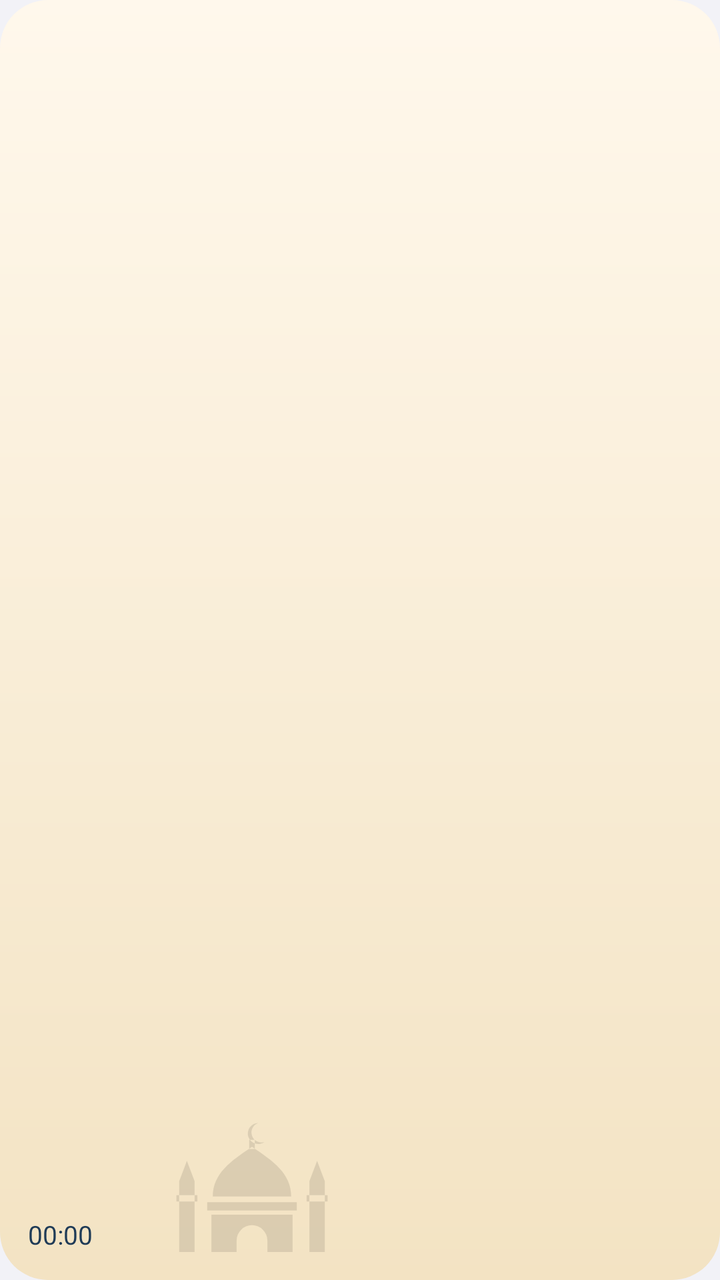
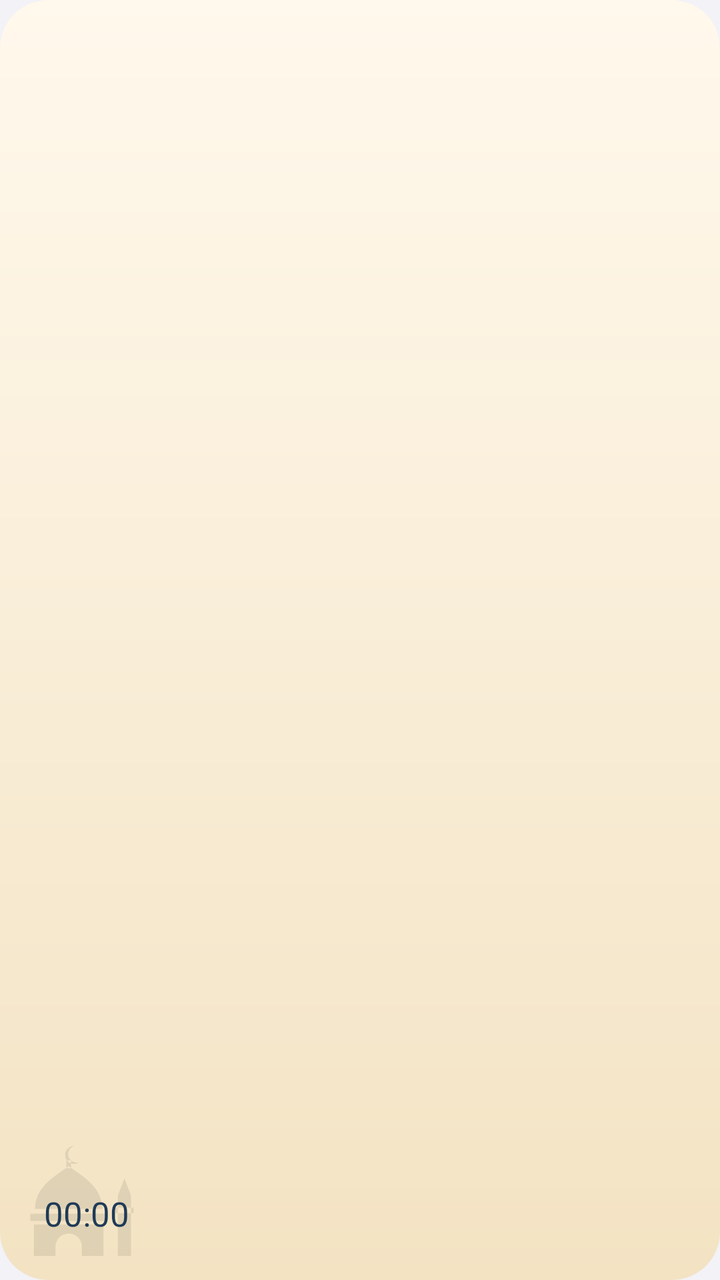

The first picture is an Android layout as it rendered before a commit; the second is the same layout after the commit. The layout source and the unified diff follow.
<!-- AndroidManifest.xml: application theme Theme.NearMosque -->
<!-- res/layout/widget_medium.xml -->
<?xml version="1.0" encoding="utf-8"?>
<RelativeLayout xmlns:android="http://schemas.android.com/apk/res/android"
    android:id="@+id/widget_root"
    android:layout_width="match_parent"
    android:layout_height="match_parent"
    android:background="@drawable/widget_bg_cream"
    android:padding="14dp">
    <ImageView
        android:id="@+id/widget_mark"
        android:layout_width="84dp"
        android:layout_height="84dp"
        android:layout_alignParentStart="true"
        android:layout_alignParentBottom="true"
        android:layout_marginStart="70dp"
        android:layout_marginBottom="-16dp"
        android:alpha="0.10"
        android:importantForAccessibility="no"
        android:src="@drawable/ic_tab_mosque" />
    <LinearLayout
        android:layout_width="match_parent"
        android:layout_height="match_parent"
        android:orientation="horizontal">
        <LinearLayout
            android:layout_width="0dp"
            android:layout_height="match_parent"
            android:layout_weight="1"
            android:orientation="vertical">
            <TextView android:id="@+id/widget_city" style="@style/NMWidgetText.City" />
            <FrameLayout android:layout_width="1dp" android:layout_height="0dp" android:layout_weight="1" />
            <TextView android:id="@+id/widget_name" style="@style/NMWidgetText.Name" />
            <TextView android:id="@+id/widget_time" style="@style/NMWidgetText.Time" />
            <Chronometer android:id="@+id/widget_countdown" style="@style/NMWidgetText.Countdown" />
        </LinearLayout>
        <LinearLayout
            android:layout_width="0dp"
            android:layout_height="match_parent"
            android:layout_marginStart="10dp"
            android:layout_weight="1"
            android:gravity="center_vertical"
            android:orientation="vertical">
        <LinearLayout android:id="@+id/row0" style="@style/NMWidgetRow">
            <TextView android:id="@+id/row0_name" style="@style/NMWidgetText.RowName" />
            <TextView android:id="@+id/row0_time" style="@style/NMWidgetText.RowTime" />
        </LinearLayout>
        <LinearLayout android:id="@+id/row1" style="@style/NMWidgetRow">
            <TextView android:id="@+id/row1_name" style="@style/NMWidgetText.RowName" />
            <TextView android:id="@+id/row1_time" style="@style/NMWidgetText.RowTime" />
        </LinearLayout>
        <LinearLayout android:id="@+id/row2" style="@style/NMWidgetRow">
            <TextView android:id="@+id/row2_name" style="@style/NMWidgetText.RowName" />
            <TextView android:id="@+id/row2_time" style="@style/NMWidgetText.RowTime" />
        </LinearLayout>
        <LinearLayout android:id="@+id/row3" style="@style/NMWidgetRow">
            <TextView android:id="@+id/row3_name" style="@style/NMWidgetText.RowName" />
            <TextView android:id="@+id/row3_time" style="@style/NMWidgetText.RowTime" />
        </LinearLayout>
        <LinearLayout android:id="@+id/row4" style="@style/NMWidgetRow">
            <TextView android:id="@+id/row4_name" style="@style/NMWidgetText.RowName" />
            <TextView android:id="@+id/row4_time" style="@style/NMWidgetText.RowTime" />
        </LinearLayout>
        </LinearLayout>
    </LinearLayout>
</RelativeLayout>
<!-- resources referenced by this layout -->
<resources>
  <!-- drawable ic_tab_mosque (drawable) -->
  <?xml version="1.0" encoding="utf-8"?>
  <vector xmlns:android="http://schemas.android.com/apk/res/android"
      android:width="24dp" android:height="24dp" android:viewportWidth="24" android:viewportHeight="24">
      <path android:fillColor="#FF000000" android:fillType="evenOdd" android:pathData="M12.9 1.1a1.5 1.5 0 1 0 0.9 2.7 1.2 1.2 0 1 1-0.9-2.7zM11.6 3.5h0.8v1.3h-0.8zM6.4 11.6c0-3.3 2.6-5.1 5.6-7.1 3 2 5.6 3.8 5.6 7.1zM5.6 12.4h12.8v1.2H5.6zM6.2 14.2h11.6v7.3h-3.6v-3.6a2.2 2.2 0 0 0-4.4 0v3.6H6.2zM1.6 21.5V9.4l1.1-2.9 1.1 2.9v12.1z M1.2 11.4h3v0.9h-3zM20.2 21.5V9.4l1.1-2.9 1.1 2.9v12.1z M19.8 11.4h3v0.9h-3z"/>
  </vector>
  <!-- drawable widget_bg_cream (drawable) -->
  <?xml version="1.0" encoding="utf-8"?>
  <shape xmlns:android="http://schemas.android.com/apk/res/android" android:shape="rectangle">
      <gradient android:angle="270" android:startColor="#FFFFF8EC" android:endColor="#FFF3E3C3" />
      <corners android:radius="24dp" />
  </shape>
  <style name="NMWidgetRow">
          <item name="android:layout_width">match_parent</item>
          <item name="android:layout_height">wrap_content</item>
          <item name="android:orientation">horizontal</item>
          <item name="android:paddingStart">6dp</item>
          <item name="android:paddingEnd">6dp</item>
          <item name="android:paddingTop">2dp</item>
          <item name="android:paddingBottom">2dp</item>
      </style>
  <style name="NMWidgetText.City">
          <item name="android:textSize">12sp</item>
          <item name="android:textStyle">bold</item>
      </style>
  <style name="NMWidgetText.Countdown">
          <item name="android:textSize">13sp</item>
          <item name="android:fontFeatureSettings">tnum</item>
      </style>
  <style name="NMWidgetText.Name">
          <item name="android:textSize">15sp</item>
          <item name="android:textStyle">bold</item>
      </style>
  <style name="NMWidgetText.RowName">
          <item name="android:layout_width">0dp</item>
          <item name="android:layout_weight">1</item>
          <item name="android:textSize">13sp</item>
      </style>
  <style name="NMWidgetText.RowTime">
          <item name="android:textSize">13sp</item>
          <item name="android:fontFeatureSettings">tnum</item>
      </style>
  <style name="NMWidgetText.Time">
          <item name="android:textSize">30sp</item>
          <item name="android:fontFamily">sans-serif-light</item>
          <item name="android:fontFeatureSettings">tnum</item>
      </style>
  <style name="Theme.NearMosque" parent="Theme.AppCompat.DayNight.NoActionBar">
          <item name="android:windowBackground">@color/window_background</item>
          <item name="android:statusBarColor">@android:color/transparent</item>
          <item name="android:navigationBarColor">@android:color/transparent</item>
      </style>
  <color name="window_background">#F2F2F7</color>
</resources>

<!-- the commit's change to res/layout/widget_medium.xml (unified diff, before → after) -->
@@ -4,16 +4,16 @@
     android:layout_width="match_parent"
     android:layout_height="match_parent"
     android:background="@drawable/widget_bg_cream"
-    android:padding="14dp">
+    android:padding="12dp">
     <ImageView
         android:id="@+id/widget_mark"
-        android:layout_width="84dp"
-        android:layout_height="84dp"
+        android:layout_width="72dp"
+        android:layout_height="72dp"
         android:layout_alignParentStart="true"
+        android:layout_marginStart="-14dp"
         android:layout_alignParentBottom="true"
-        android:layout_marginStart="70dp"
-        android:layout_marginBottom="-16dp"
-        android:alpha="0.10"
+        android:layout_marginBottom="-14dp"
+        android:alpha="0.08"
         android:importantForAccessibility="no"
         android:src="@drawable/ic_tab_mosque" />
     <LinearLayout
@@ -21,14 +21,31 @@
         android:layout_height="match_parent"
         android:orientation="horizontal">
         <LinearLayout
+            android:id="@+id/next_card"
             android:layout_width="0dp"
             android:layout_height="match_parent"
             android:layout_weight="1"
+            android:padding="10dp"
             android:orientation="vertical">
-            <TextView android:id="@+id/widget_city" style="@style/NMWidgetText.City" />
+            <LinearLayout
+                android:layout_width="match_parent"
+                android:layout_height="wrap_content"
+                android:gravity="center_vertical"
+                android:orientation="horizontal">
+                <TextView android:id="@+id/widget_name" style="@style/NMWidgetText.Name" android:layout_width="0dp" android:layout_weight="1" />
+                <ImageView android:id="@+id/widget_icon" android:layout_width="20dp" android:layout_height="20dp" android:importantForAccessibility="no" />
+            </LinearLayout>
+            <TextView android:id="@+id/widget_time" style="@style/NMWidgetText.TimeMedium" />
+            <LinearLayout
+                android:layout_width="match_parent"
+                android:layout_height="wrap_content"
+                android:gravity="center_vertical"
+                android:orientation="horizontal">
+                <ImageView android:id="@+id/widget_bell" android:layout_width="14dp" android:layout_height="14dp" />
+                <TextView android:id="@+id/widget_day" style="@style/NMWidgetText.Small" android:layout_marginStart="4dp" />
+            </LinearLayout>
             <FrameLayout android:layout_width="1dp" android:layout_height="0dp" android:layout_weight="1" />
-            <TextView android:id="@+id/widget_name" style="@style/NMWidgetText.Name" />
-            <TextView android:id="@+id/widget_time" style="@style/NMWidgetText.Time" />
+            <TextView android:id="@+id/widget_left_label" style="@style/NMWidgetText.Small" />
             <Chronometer android:id="@+id/widget_countdown" style="@style/NMWidgetText.Countdown" />
         </LinearLayout>
         <LinearLayout
@@ -38,26 +55,30 @@
             android:layout_weight="1"
             android:gravity="center_vertical"
             android:orientation="vertical">
-        <LinearLayout android:id="@+id/row0" style="@style/NMWidgetRow">
-            <TextView android:id="@+id/row0_name" style="@style/NMWidgetText.RowName" />
-            <TextView android:id="@+id/row0_time" style="@style/NMWidgetText.RowTime" />
-        </LinearLayout>
-        <LinearLayout android:id="@+id/row1" style="@style/NMWidgetRow">
-            <TextView android:id="@+id/row1_name" style="@style/NMWidgetText.RowName" />
-            <TextView android:id="@+id/row1_time" style="@style/NMWidgetText.RowTime" />
-        </LinearLayout>
-        <LinearLayout android:id="@+id/row2" style="@style/NMWidgetRow">
-            <TextView android:id="@+id/row2_name" style="@style/NMWidgetText.RowName" />
-            <TextView android:id="@+id/row2_time" style="@style/NMWidgetText.RowTime" />
-        </LinearLayout>
-        <LinearLayout android:id="@+id/row3" style="@style/NMWidgetRow">
-            <TextView android:id="@+id/row3_name" style="@style/NMWidgetText.RowName" />
-            <TextView android:id="@+id/row3_time" style="@style/NMWidgetText.RowTime" />
-        </LinearLayout>
-        <LinearLayout android:id="@+id/row4" style="@style/NMWidgetRow">
-            <TextView android:id="@+id/row4_name" style="@style/NMWidgetText.RowName" />
-            <TextView android:id="@+id/row4_time" style="@style/NMWidgetText.RowTime" />
-        </LinearLayout>
+            <LinearLayout android:id="@+id/row0" style="@style/NMWidgetRow">
+                <TextView android:id="@+id/row0_name" style="@style/NMWidgetText.RowName" />
+                <TextView android:id="@+id/row0_time" style="@style/NMWidgetText.RowTime" />
+            </LinearLayout>
+            <LinearLayout android:id="@+id/row1" style="@style/NMWidgetRow">
+                <TextView android:id="@+id/row1_name" style="@style/NMWidgetText.RowName" />
+                <TextView android:id="@+id/row1_time" style="@style/NMWidgetText.RowTime" />
+            </LinearLayout>
+            <LinearLayout android:id="@+id/row2" style="@style/NMWidgetRow">
+                <TextView android:id="@+id/row2_name" style="@style/NMWidgetText.RowName" />
+                <TextView android:id="@+id/row2_time" style="@style/NMWidgetText.RowTime" />
+            </LinearLayout>
+            <LinearLayout android:id="@+id/row3" style="@style/NMWidgetRow">
+                <TextView android:id="@+id/row3_name" style="@style/NMWidgetText.RowName" />
+                <TextView android:id="@+id/row3_time" style="@style/NMWidgetText.RowTime" />
+            </LinearLayout>
+            <LinearLayout android:id="@+id/row4" style="@style/NMWidgetRow">
+                <TextView android:id="@+id/row4_name" style="@style/NMWidgetText.RowName" />
+                <TextView android:id="@+id/row4_time" style="@style/NMWidgetText.RowTime" />
+            </LinearLayout>
+            <LinearLayout android:id="@+id/row5" style="@style/NMWidgetRow">
+                <TextView android:id="@+id/row5_name" style="@style/NMWidgetText.RowName" />
+                <TextView android:id="@+id/row5_time" style="@style/NMWidgetText.RowTime" />
+            </LinearLayout>
         </LinearLayout>
     </LinearLayout>
 </RelativeLayout>
<!-- resource entries referenced after the edit -->
@@ -21,12 +21,8 @@
           <item name="android:paddingTop">2dp</item>
           <item name="android:paddingBottom">2dp</item>
       </style>
-  <style name="NMWidgetText.City">
-          <item name="android:textSize">12sp</item>
-          <item name="android:textStyle">bold</item>
-      </style>
   <style name="NMWidgetText.Countdown">
-          <item name="android:textSize">13sp</item>
+          <item name="android:textSize">17sp</item>
           <item name="android:fontFeatureSettings">tnum</item>
       </style>
   <style name="NMWidgetText.Name">
@@ -42,16 +38,22 @@
           <item name="android:textSize">13sp</item>
           <item name="android:fontFeatureSettings">tnum</item>
       </style>
-  <style name="NMWidgetText.Time">
-          <item name="android:textSize">30sp</item>
-          <item name="android:fontFamily">sans-serif-light</item>
-          <item name="android:fontFeatureSettings">tnum</item>
+  <style name="NMWidgetText.Small">
+          <item name="android:textSize">11sp</item>
+      </style>
+  <style name="NMWidgetText.TimeMedium" parent="NMWidgetText.Time">
+          <item name="android:textSize">26sp</item>
       </style>
   <style name="Theme.NearMosque" parent="Theme.AppCompat.DayNight.NoActionBar">
           <item name="android:windowBackground">@color/window_background</item>
           <item name="android:statusBarColor">@android:color/transparent</item>
           <item name="android:navigationBarColor">@android:color/transparent</item>
       </style>
+  <style name="NMWidgetText.Time">
+          <item name="android:textSize">30sp</item>
+          <item name="android:fontFamily">sans-serif-light</item>
+          <item name="android:fontFeatureSettings">tnum</item>
+      </style>
   <color name="window_background">#F2F2F7</color>
 </resources>
 
